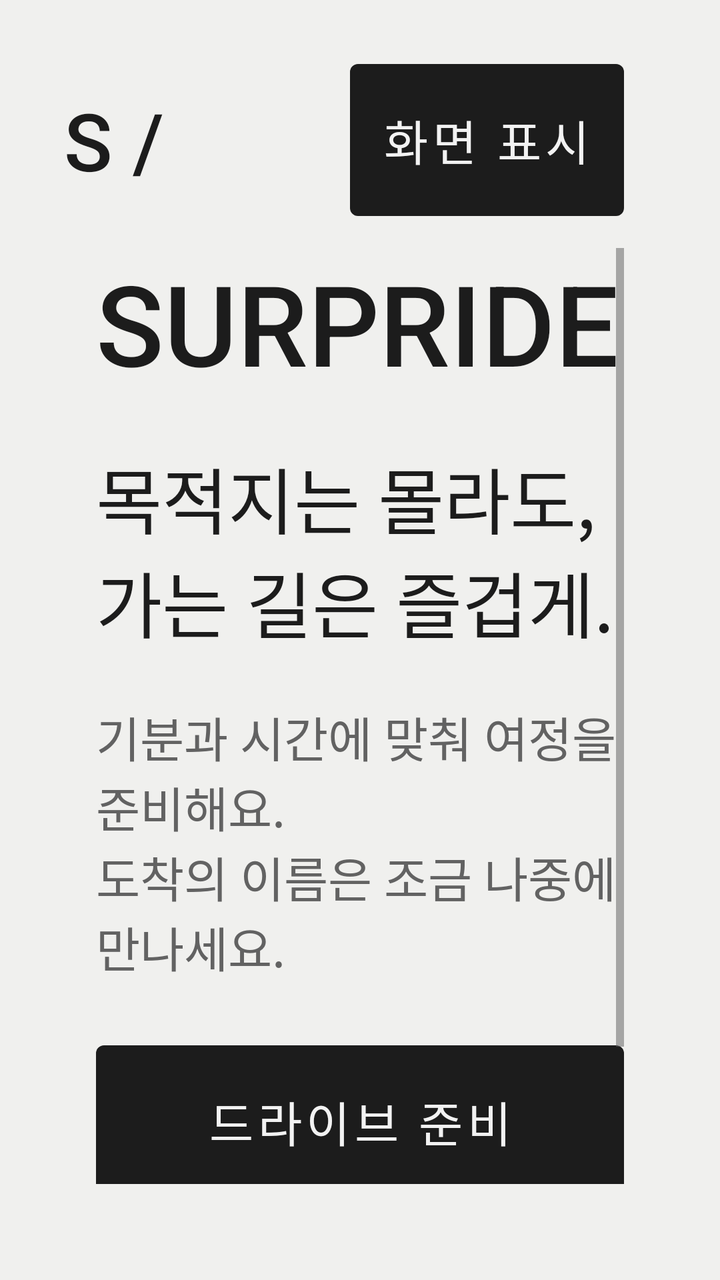
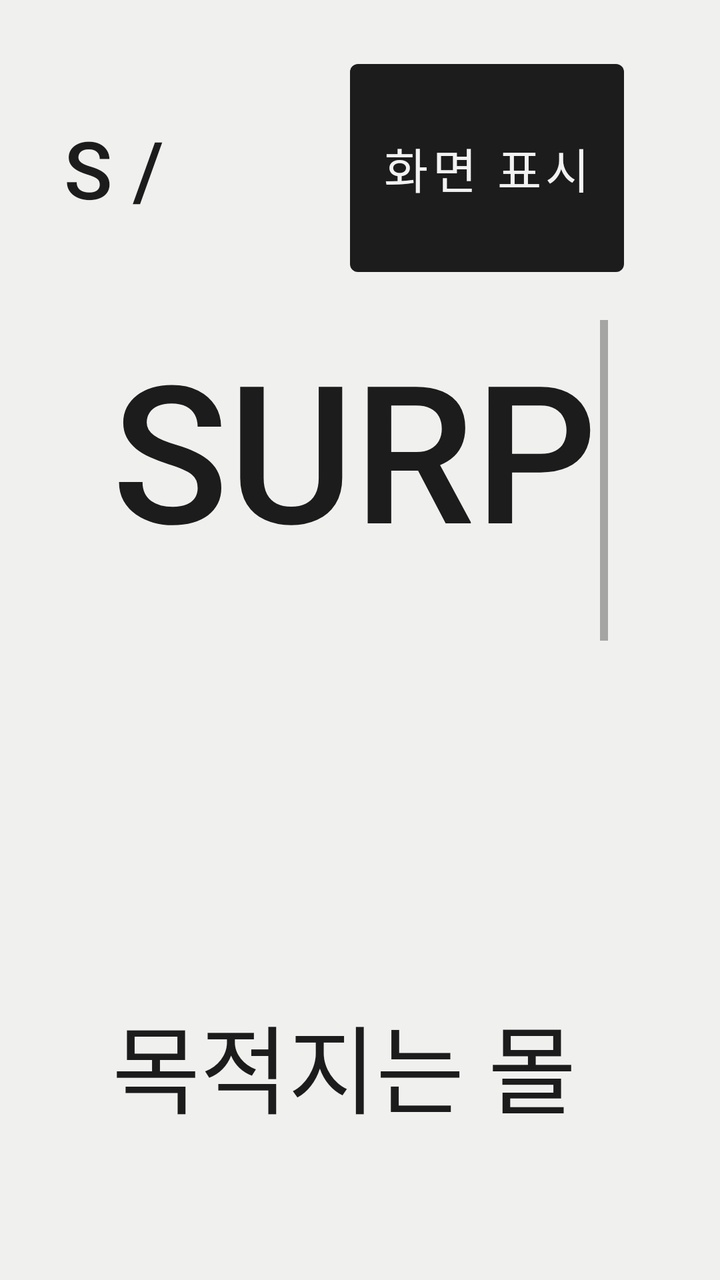

An Android layout rendered at two revisions. The XML below is the earlier revision; the diff shows what the commit changed to produce the second picture.
<!-- AndroidManifest.xml: application theme Theme.Surpride -->
<!-- res/layout/activity_main.xml -->
<?xml version="1.0" encoding="utf-8"?>
<FrameLayout xmlns:android="http://schemas.android.com/apk/res/android"
    android:id="@+id/start_screen"
    android:layout_width="match_parent"
    android:layout_height="match_parent"
    android:background="@color/surpride_background">

    <LinearLayout
        android:layout_width="match_parent"
        android:layout_height="match_parent"
        android:orientation="vertical"
        android:padding="32dp">
        <LinearLayout android:layout_width="match_parent" android:layout_height="wrap_content" android:gravity="center_vertical">
            <TextView android:layout_width="0dp" android:layout_height="wrap_content" android:layout_weight="1" android:text="S /" android:textSize="40sp" android:fontFamily="sans-serif-medium" android:textColor="@color/surpride_accent" />
            <Button android:id="@+id/appearance" android:layout_width="wrap_content" android:layout_height="wrap_content" android:layout_marginEnd="16dp" android:text="화면 표시" />
            <Button android:id="@+id/debug_toggle" android:layout_width="wrap_content" android:layout_height="wrap_content" android:text="개발 진단" android:visibility="gone" />
        </LinearLayout>
        <LinearLayout android:layout_width="match_parent" android:layout_height="0dp" android:layout_weight="1" android:orientation="horizontal">

        <LinearLayout
            android:id="@+id/launch_brand"
            android:layout_width="0dp"
            android:layout_height="match_parent"
            android:layout_weight="1"
            android:gravity="center"
            android:orientation="horizontal"
            android:padding="16dp">
            <ScrollView android:layout_width="0dp" android:layout_height="match_parent" android:layout_weight="1" android:fillViewport="true">
            <LinearLayout android:layout_width="match_parent" android:layout_height="wrap_content" android:orientation="vertical" android:gravity="center_vertical">

        <TextView
            android:layout_width="wrap_content"
            android:layout_height="wrap_content"
            android:accessibilityHeading="true"
            android:gravity="center"
            android:text="@string/app_name"
            android:textColor="@color/surpride_ink"
            android:textSize="56sp"
            android:fontFamily="sans-serif-medium" />

        <TextView
            android:layout_width="wrap_content"
            android:layout_height="wrap_content"
            android:layout_marginTop="24dp"
            android:gravity="start"
            android:text="@string/start_tagline"
            android:textColor="@color/surpride_ink"
            android:textSize="36sp" />
        <TextView android:layout_width="match_parent" android:layout_height="wrap_content" android:layout_marginTop="24dp" android:text="기분과 시간에 맞춰 여정을 준비해요.\n도착의 이름은 조금 나중에 만나세요." android:textSize="24sp" android:textColor="@color/surpride_muted" />
        <Button
            android:id="@+id/experience_start"
            android:layout_width="match_parent"
            android:layout_height="wrap_content"
            android:layout_marginTop="32dp"
            android:minHeight="76dp"
            android:text="드라이브 준비"
            android:textSize="24sp" />
        <TextView android:layout_width="match_parent" android:layout_height="wrap_content" android:layout_marginTop="16dp" android:text="정차 에뮬레이터용 · 가상 체험과 실제 경로 준비를 구분해요" android:textSize="20sp" android:textColor="@color/surpride_muted" />
            </LinearLayout>
            </ScrollView>
        </LinearLayout>

        <ScrollView
            android:id="@+id/vehicle_panel"
            android:layout_width="0dp"
            android:layout_height="match_parent"
            android:layout_weight="1"
            android:fillViewport="true"
            android:visibility="gone">

            <LinearLayout
                android:layout_width="match_parent"
                android:layout_height="wrap_content"
                android:orientation="vertical"
                android:padding="16dp">

                <TextView
                    android:layout_width="match_parent"
                    android:layout_height="wrap_content"
                    android:accessibilityHeading="true"
                    android:text="@string/vehicle_panel_title"
                    android:textColor="@color/surpride_ink"
                    android:textSize="24sp"
                    android:textStyle="bold" />

                <TextView
                    android:id="@+id/vehicle_diagnostics"
                    android:layout_width="match_parent"
                    android:layout_height="wrap_content"
                    android:layout_marginTop="12dp"
                    android:lineSpacingExtra="4dp"
                    android:textColor="@color/surpride_ink"
                    android:textSize="16sp" />

                <Button
                    android:id="@+id/vehicle_refresh"
                    android:layout_width="match_parent"
                    android:layout_height="wrap_content"
                    android:text="@string/vehicle_refresh" />

                <Button
                    android:id="@+id/vehicle_stop"
                    android:layout_width="match_parent"
                    android:layout_height="wrap_content"
                    android:text="@string/vehicle_stop" />
            </LinearLayout>
        </ScrollView>
        <ScrollView
            android:id="@+id/navigation_panel"
            android:layout_width="0dp"
            android:layout_height="match_parent"
            android:layout_weight="1"
            android:visibility="gone">
            <LinearLayout
                android:layout_width="match_parent"
                android:layout_height="wrap_content"
                android:orientation="vertical"
                android:padding="16dp">
                <TextView
                    android:layout_width="match_parent"
                    android:layout_height="wrap_content"
                    android:text="@string/navigation_panel_title"
                    android:textColor="@color/surpride_ink"
                    android:textSize="22sp"
                    android:textStyle="bold" />
                <TextView
                    android:id="@+id/navigation_diagnostics"
                    android:layout_width="match_parent"
                    android:layout_height="wrap_content"
                    android:textColor="@color/surpride_ink"
                    android:textSize="16sp" />
                <Button android:id="@+id/navigation_refresh" android:layout_width="match_parent" android:layout_height="wrap_content" android:text="@string/navigation_refresh" />
                <Button android:id="@+id/navigation_request" android:layout_width="match_parent" android:layout_height="wrap_content" android:text="@string/navigation_request" />
                <Button android:id="@+id/navigation_cancel" android:layout_width="match_parent" android:layout_height="wrap_content" android:text="@string/navigation_cancel" />
                <Button android:id="@+id/navigation_show" android:layout_width="match_parent" android:layout_height="wrap_content" android:text="@string/navigation_show" />
                <Button android:id="@+id/navigation_history" android:layout_width="match_parent" android:layout_height="wrap_content" android:text="@string/navigation_history" />
                <Button android:id="@+id/navigation_stop" android:layout_width="match_parent" android:layout_height="wrap_content" android:text="@string/navigation_stop" />
            </LinearLayout>
        </ScrollView>
        </LinearLayout>
    </LinearLayout>
</FrameLayout>
<!-- resources referenced by this layout -->
<resources>
  <color name="surpride_accent">#1C1C1C</color>
  <color name="surpride_background">#F0F0EE</color>
  <color name="surpride_ink">#1C1C1C</color>
  <color name="surpride_muted">#626262</color>
  <string name="app_name" translatable="false">SURPRIDE</string>
  <string name="navigation_cancel">이 세션의 테스트 경로 취소</string>
  <string name="navigation_history">최근 목적지 조회 / 화면 보기</string>
  <string name="navigation_panel_title">개발용 NaviHelper · 목적지 원문 미표시</string>
  <string name="navigation_refresh">연결 / 경로 상태 조회</string>
  <string name="navigation_request">공개 테스트 경로 요청 (에뮬레이터)</string>
  <string name="navigation_show">기본 Navigation 화면 보기</string>
  <string name="navigation_stop">NaviHelper 연결 해제 (경로 유지)</string>
  <string name="start_tagline">목적지는 몰라도, 가는 길은 즐겁게.</string>
  <string name="vehicle_panel_title">개발용 차량 데이터 · 조회 전용</string>
  <string name="vehicle_refresh">연결 / 새로고침</string>
  <string name="vehicle_stop">구독 중지 / 연결 해제</string>
  <style name="Theme.Surpride" parent="Theme.MaterialComponents.DayNight.NoActionBar">
          <item name="colorPrimary">@color/surpride_accent_fill</item>
          <item name="colorPrimaryVariant">@color/surpride_surface</item>
          <item name="colorOnPrimary">@color/surpride_on_accent</item>
          <item name="colorSecondary">@color/surpride_accent</item>
          <item name="colorOnSecondary">@color/surpride_on_accent</item>
          <item name="android:colorAccent">@color/surpride_accent</item>
          <item name="colorControlActivated">@color/surpride_accent</item>
          <item name="colorSurface">@color/surpride_surface</item>
          <item name="colorOnSurface">@color/surpride_ink</item>
          <item name="android:colorBackground">@color/surpride_background</item>
          <item name="android:windowBackground">@color/surpride_background</item>
          <item name="android:textColorPrimary">@color/surpride_ink</item>
          <item name="android:textColorSecondary">@color/surpride_muted</item>
          <item name="android:fontFamily">sans-serif</item>
          <item name="android:statusBarColor">@color/surpride_background</item>
          <item name="materialButtonStyle">@style/Widget.Surpride.Button</item>
      </style>
  <color name="surpride_accent_fill">#1C1C1C</color>
  <color name="surpride_surface">#FFFFFF</color>
  <color name="surpride_on_accent">#F2F2F2</color>
  <style name="Widget.Surpride.Button" parent="Widget.MaterialComponents.Button">
          <item name="android:minHeight">@dimen/surpride_control_height</item>
          <item name="android:textSize">@dimen/surpride_type_body</item>
          <item name="android:textAllCaps">false</item>
          <item name="android:insetTop">0dp</item>
          <item name="android:insetBottom">0dp</item>
          <item name="cornerRadius">@dimen/surpride_control_radius</item>
          <item name="backgroundTint">@color/surpride_accent_fill</item>
          <item name="android:textColor">@color/surpride_on_accent</item>
      </style>
  <dimen name="surpride_control_height">76dp</dimen>
  <dimen name="surpride_type_body">24sp</dimen>
  <dimen name="surpride_control_radius">4dp</dimen>
</resources>

<!-- the commit's change to res/layout/activity_main.xml (unified diff, before → after) -->
@@ -1,142 +1,43 @@
-<?xml version="1.0" encoding="utf-8"?>
-<FrameLayout xmlns:android="http://schemas.android.com/apk/res/android"
-    android:id="@+id/start_screen"
-    android:layout_width="match_parent"
-    android:layout_height="match_parent"
-    android:background="@color/surpride_background">
-
-    <LinearLayout
-        android:layout_width="match_parent"
-        android:layout_height="match_parent"
-        android:orientation="vertical"
-        android:padding="32dp">
+<?xml version='1.0' encoding='utf-8'?>
+<FrameLayout xmlns:android="http://schemas.android.com/apk/res/android" android:id="@+id/start_screen" android:layout_width="match_parent" android:layout_height="match_parent" android:background="@color/surpride_background">
+    <LinearLayout android:layout_width="match_parent" android:layout_height="match_parent" android:orientation="vertical" android:padding="32dp">
         <LinearLayout android:layout_width="match_parent" android:layout_height="wrap_content" android:gravity="center_vertical">
             <TextView android:layout_width="0dp" android:layout_height="wrap_content" android:layout_weight="1" android:text="S /" android:textSize="40sp" android:fontFamily="sans-serif-medium" android:textColor="@color/surpride_accent" />
             <Button android:id="@+id/appearance" android:layout_width="wrap_content" android:layout_height="wrap_content" android:layout_marginEnd="16dp" android:text="화면 표시" />
             <Button android:id="@+id/debug_toggle" android:layout_width="wrap_content" android:layout_height="wrap_content" android:text="개발 진단" android:visibility="gone" />
         </LinearLayout>
         <LinearLayout android:layout_width="match_parent" android:layout_height="0dp" android:layout_weight="1" android:orientation="horizontal">
-
-        <LinearLayout
-            android:id="@+id/launch_brand"
-            android:layout_width="0dp"
-            android:layout_height="match_parent"
-            android:layout_weight="1"
-            android:gravity="center"
-            android:orientation="horizontal"
-            android:padding="16dp">
-            <ScrollView android:layout_width="0dp" android:layout_height="match_parent" android:layout_weight="1" android:fillViewport="true">
-            <LinearLayout android:layout_width="match_parent" android:layout_height="wrap_content" android:orientation="vertical" android:gravity="center_vertical">
-
-        <TextView
-            android:layout_width="wrap_content"
-            android:layout_height="wrap_content"
-            android:accessibilityHeading="true"
-            android:gravity="center"
-            android:text="@string/app_name"
-            android:textColor="@color/surpride_ink"
-            android:textSize="56sp"
-            android:fontFamily="sans-serif-medium" />
-
-        <TextView
-            android:layout_width="wrap_content"
-            android:layout_height="wrap_content"
-            android:layout_marginTop="24dp"
-            android:gravity="start"
-            android:text="@string/start_tagline"
-            android:textColor="@color/surpride_ink"
-            android:textSize="36sp" />
-        <TextView android:layout_width="match_parent" android:layout_height="wrap_content" android:layout_marginTop="24dp" android:text="기분과 시간에 맞춰 여정을 준비해요.\n도착의 이름은 조금 나중에 만나세요." android:textSize="24sp" android:textColor="@color/surpride_muted" />
-        <Button
-            android:id="@+id/experience_start"
-            android:layout_width="match_parent"
-            android:layout_height="wrap_content"
-            android:layout_marginTop="32dp"
-            android:minHeight="76dp"
-            android:text="드라이브 준비"
-            android:textSize="24sp" />
-        <TextView android:layout_width="match_parent" android:layout_height="wrap_content" android:layout_marginTop="16dp" android:text="정차 에뮬레이터용 · 가상 체험과 실제 경로 준비를 구분해요" android:textSize="20sp" android:textColor="@color/surpride_muted" />
+            <LinearLayout android:id="@+id/launch_brand" android:layout_width="0dp" android:layout_height="match_parent" android:layout_weight="1" android:gravity="center" android:orientation="vertical" android:padding="24dp">
+                <ScrollView android:layout_width="match_parent" android:layout_height="match_parent" android:fillViewport="true">
+                    <LinearLayout android:layout_width="match_parent" android:layout_height="wrap_content" android:orientation="vertical" android:gravity="center_vertical">
+                        <TextView android:layout_width="match_parent" android:layout_height="wrap_content" android:text="@string/app_name" android:textSize="224sp" android:fontFamily="sans-serif-medium" android:textColor="@color/surpride_ink" android:accessibilityHeading="true" android:maxLines="1" android:autoSizeTextType="uniform" android:autoSizeMinTextSize="96sp" android:autoSizeMaxTextSize="224sp" android:autoSizeStepGranularity="4sp" />
+                        <TextView android:layout_width="match_parent" android:layout_height="wrap_content" android:layout_marginTop="40dp" android:text="목적지는 몰라도,&#10;가는 길은 즐겁게." android:textSize="48sp" android:fontFamily="sans-serif-medium" android:textColor="@color/surpride_ink" android:lineSpacingExtra="8dp" />
+                        <TextView android:layout_width="match_parent" android:layout_height="wrap_content" android:layout_marginTop="24dp" android:text="오늘의 기분과 여유 시간.&#10;그 안에서 만날, 조금 낯선 장면." android:textSize="28sp" android:textColor="@color/surpride_muted" android:lineSpacingExtra="8dp" />
+                        <Button android:id="@+id/experience_start" android:layout_width="640dp" android:layout_height="wrap_content" android:layout_marginTop="40dp" android:minHeight="104dp" android:text="드라이브 준비" android:textSize="32sp" />
+                        <TextView android:layout_width="match_parent" android:layout_height="wrap_content" android:layout_marginTop="24dp" android:text="정차 에뮬레이터용 · DEMO 체험과 실제 경로 준비" android:textSize="24sp" android:textColor="@color/surpride_muted" />
+                    </LinearLayout>
+                </ScrollView>
             </LinearLayout>
+            <ScrollView android:id="@+id/vehicle_panel" android:layout_width="0dp" android:layout_height="match_parent" android:layout_weight="1" android:fillViewport="true" android:visibility="gone">
+                <LinearLayout android:layout_width="match_parent" android:layout_height="wrap_content" android:orientation="vertical" android:padding="16dp">
+                    <TextView android:layout_width="match_parent" android:layout_height="wrap_content" android:accessibilityHeading="true" android:text="@string/vehicle_panel_title" android:textColor="@color/surpride_ink" android:textSize="24sp" android:textStyle="bold" />
+                    <TextView android:id="@+id/vehicle_diagnostics" android:layout_width="match_parent" android:layout_height="wrap_content" android:layout_marginTop="12dp" android:lineSpacingExtra="4dp" android:textColor="@color/surpride_ink" android:textSize="16sp" />
+                    <Button android:id="@+id/vehicle_refresh" android:layout_width="match_parent" android:layout_height="wrap_content" android:text="@string/vehicle_refresh" />
+                    <Button android:id="@+id/vehicle_stop" android:layout_width="match_parent" android:layout_height="wrap_content" android:text="@string/vehicle_stop" />
+                </LinearLayout>
             </ScrollView>
-        </LinearLayout>
-
-        <ScrollView
-            android:id="@+id/vehicle_panel"
-            android:layout_width="0dp"
-            android:layout_height="match_parent"
-            android:layout_weight="1"
-            android:fillViewport="true"
-            android:visibility="gone">
-
-            <LinearLayout
-                android:layout_width="match_parent"
-                android:layout_height="wrap_content"
-                android:orientation="vertical"
-                android:padding="16dp">
-
-                <TextView
-                    android:layout_width="match_parent"
-                    android:layout_height="wrap_content"
-                    android:accessibilityHeading="true"
-                    android:text="@string/vehicle_panel_title"
-                    android:textColor="@color/surpride_ink"
-                    android:textSize="24sp"
-                    android:textStyle="bold" />
-
-                <TextView
-                    android:id="@+id/vehicle_diagnostics"
-                    android:layout_width="match_parent"
-                    android:layout_height="wrap_content"
-                    android:layout_marginTop="12dp"
-                    android:lineSpacingExtra="4dp"
-                    android:textColor="@color/surpride_ink"
-                    android:textSize="16sp" />
-
-                <Button
-                    android:id="@+id/vehicle_refresh"
-                    android:layout_width="match_parent"
-                    android:layout_height="wrap_content"
-                    android:text="@string/vehicle_refresh" />
-
-                <Button
-                    android:id="@+id/vehicle_stop"
-                    android:layout_width="match_parent"
-                    android:layout_height="wrap_content"
-                    android:text="@string/vehicle_stop" />
-            </LinearLayout>
-        </ScrollView>
-        <ScrollView
-            android:id="@+id/navigation_panel"
-            android:layout_width="0dp"
-            android:layout_height="match_parent"
-            android:layout_weight="1"
-            android:visibility="gone">
-            <LinearLayout
-                android:layout_width="match_parent"
-                android:layout_height="wrap_content"
-                android:orientation="vertical"
-                android:padding="16dp">
-                <TextView
-                    android:layout_width="match_parent"
-                    android:layout_height="wrap_content"
-                    android:text="@string/navigation_panel_title"
-                    android:textColor="@color/surpride_ink"
-                    android:textSize="22sp"
-                    android:textStyle="bold" />
-                <TextView
-                    android:id="@+id/navigation_diagnostics"
-                    android:layout_width="match_parent"
-                    android:layout_height="wrap_content"
-                    android:textColor="@color/surpride_ink"
-                    android:textSize="16sp" />
-                <Button android:id="@+id/navigation_refresh" android:layout_width="match_parent" android:layout_height="wrap_content" android:text="@string/navigation_refresh" />
-                <Button android:id="@+id/navigation_request" android:layout_width="match_parent" android:layout_height="wrap_content" android:text="@string/navigation_request" />
-                <Button android:id="@+id/navigation_cancel" android:layout_width="match_parent" android:layout_height="wrap_content" android:text="@string/navigation_cancel" />
-                <Button android:id="@+id/navigation_show" android:layout_width="match_parent" android:layout_height="wrap_content" android:text="@string/navigation_show" />
-                <Button android:id="@+id/navigation_history" android:layout_width="match_parent" android:layout_height="wrap_content" android:text="@string/navigation_history" />
-                <Button android:id="@+id/navigation_stop" android:layout_width="match_parent" android:layout_height="wrap_content" android:text="@string/navigation_stop" />
-            </LinearLayout>
-        </ScrollView>
+            <ScrollView android:id="@+id/navigation_panel" android:layout_width="0dp" android:layout_height="match_parent" android:layout_weight="1" android:visibility="gone">
+                <LinearLayout android:layout_width="match_parent" android:layout_height="wrap_content" android:orientation="vertical" android:padding="16dp">
+                    <TextView android:layout_width="match_parent" android:layout_height="wrap_content" android:text="@string/navigation_panel_title" android:textColor="@color/surpride_ink" android:textSize="22sp" android:textStyle="bold" />
+                    <TextView android:id="@+id/navigation_diagnostics" android:layout_width="match_parent" android:layout_height="wrap_content" android:textColor="@color/surpride_ink" android:textSize="16sp" />
+                    <Button android:id="@+id/navigation_refresh" android:layout_width="match_parent" android:layout_height="wrap_content" android:text="@string/navigation_refresh" />
+                    <Button android:id="@+id/navigation_request" android:layout_width="match_parent" android:layout_height="wrap_content" android:text="@string/navigation_request" />
+                    <Button android:id="@+id/navigation_cancel" android:layout_width="match_parent" android:layout_height="wrap_content" android:text="@string/navigation_cancel" />
+                    <Button android:id="@+id/navigation_show" android:layout_width="match_parent" android:layout_height="wrap_content" android:text="@string/navigation_show" />
+                    <Button android:id="@+id/navigation_history" android:layout_width="match_parent" android:layout_height="wrap_content" android:text="@string/navigation_history" />
+                    <Button android:id="@+id/navigation_stop" android:layout_width="match_parent" android:layout_height="wrap_content" android:text="@string/navigation_stop" />
+                </LinearLayout>
+            </ScrollView>
         </LinearLayout>
     </LinearLayout>
 </FrameLayout>
<!-- resource entries referenced after the edit -->
@@ -12,7 +12,6 @@
   <string name="navigation_request">공개 테스트 경로 요청 (에뮬레이터)</string>
   <string name="navigation_show">기본 Navigation 화면 보기</string>
   <string name="navigation_stop">NaviHelper 연결 해제 (경로 유지)</string>
-  <string name="start_tagline">목적지는 몰라도, 가는 길은 즐겁게.</string>
   <string name="vehicle_panel_title">개발용 차량 데이터 · 조회 전용</string>
   <string name="vehicle_refresh">연결 / 새로고침</string>
   <string name="vehicle_stop">구독 중지 / 연결 해제</string>
@@ -47,7 +46,7 @@
           <item name="backgroundTint">@color/surpride_accent_fill</item>
           <item name="android:textColor">@color/surpride_on_accent</item>
       </style>
-  <dimen name="surpride_control_height">76dp</dimen>
+  <dimen name="surpride_control_height">104dp</dimen>
   <dimen name="surpride_type_body">24sp</dimen>
   <dimen name="surpride_control_radius">4dp</dimen>
 </resources>
